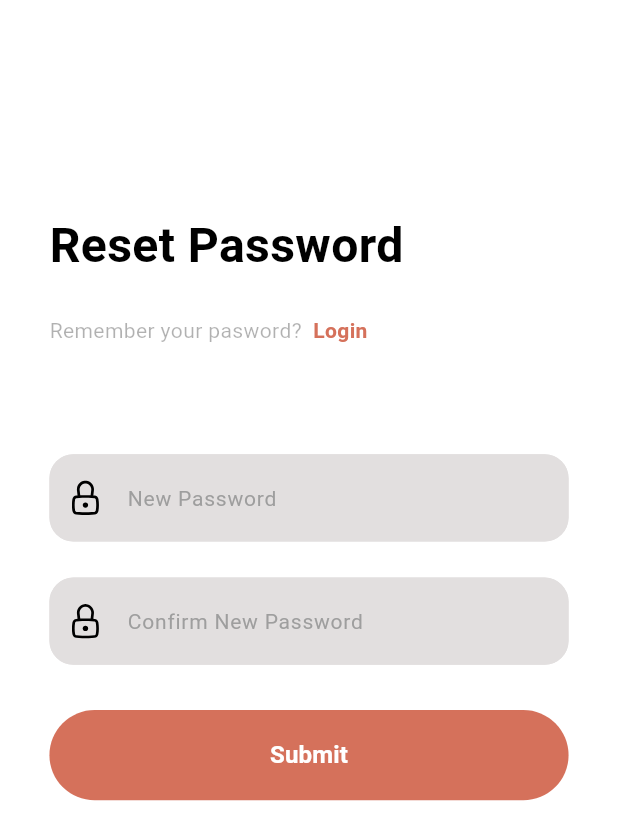
After one commit to abdelrahman3003/farmerEats, a Flutter app: the ResetPasswordView screen opened directly, on a phone screen of 412 x 824 dp. The commit adds this screen. Shown: the top 840 px of the screen. Run offline on Flutter 3.47's test engine with Material 3 defaults, Android fonts, the phone set to English and light mode, and no system bars; our stand-ins replace dio, flutter_otp_text_field, flutter_screenutil, flutter_svg, freezed_annotation, get_it and 3 more; accounts and stored records are empty; generated files the repository leaves out were written again.

Commit message:
reset password screen as ui is done

```diff
--- /dev/null
+++ b/lib/features/auth/signin/presentation/view/reset_password_view.dart
@@ -0,0 +1,78 @@
+import 'package:farmereats/core/class/navigator.dart';
+import 'package:farmereats/core/theme/widget/app_textformfield.dart';
+import 'package:farmereats/gen/assets.gen.dart';
+import 'package:flutter/material.dart';
+import 'package:flutter_screenutil/flutter_screenutil.dart';
+import 'package:flutter_svg/svg.dart';
+
+import '../../../../../core/theme/colors.dart';
+import '../../../../../core/theme/styles.dart';
+import '../../../../../core/theme/widget/app_button.dart';
+import 'signin_view.dart';
+
+class ResetPasswordView extends StatelessWidget {
+  const ResetPasswordView({super.key});
+
+  @override
+  Widget build(BuildContext context) {
+    return Scaffold(
+      body: Padding(
+        padding: EdgeInsets.symmetric(horizontal: 30.w),
+        child: Column(
+          crossAxisAlignment: CrossAxisAlignment.start,
+          children: [
+            SizedBox(height: 140.h),
+            Text(
+              "Reset Password",
+              style: Styles.font32black700w,
+            ),
+            SizedBox(height: 24.h),
+            Row(
+              children: [
+                Opacity(
+                  opacity: .3,
+                  child: Text(
+                    "Remember your pasword?  ",
+                    style: Styles.font14black400w,
+                  ),
+                ),
+                GestureDetector(
+                  onTap: () {
+                    context.push(const SigninView());
+                  },
+                  child: Text(
+                    "Login",
+                    style: Styles.font14black400w.copyWith(
+                        color: AppColors.red, fontWeight: FontWeight.w600),
+                  ),
+                ),
+              ],
+            ),
+            SizedBox(height: 72.h),
+            AppTextformfield(
+              hint: 'New Password',
+              prefixIcon: Padding(
+                padding: const EdgeInsets.all(12),
+                child: SvgPicture.asset(
+                  Assets.icons.password,
+                ),
+              ),
+            ),
+            SizedBox(height: 24.h),
+            AppTextformfield(
+              hint: 'Confirm New Password',
+              prefixIcon: Padding(
+                padding: const EdgeInsets.all(12),
+                child: SvgPicture.asset(
+                  Assets.icons.password,
+                ),
+              ),
+            ),
+            SizedBox(height: 30.h),
+            const AppButton(text: "Submit", color: AppColors.red),
+          ],
+        ),
+      ),
+    );
+  }
+}
--- a/lib/features/auth/signin/presentation/view/verify_otp_view.dart
+++ b/lib/features/auth/signin/presentation/view/verify_otp_view.dart
@@ -1,4 +1,5 @@
 import 'package:farmereats/core/class/navigator.dart';
+import 'package:farmereats/features/auth/signin/presentation/view/reset_password_view.dart';
 import 'package:flutter/material.dart';
 import 'package:flutter_otp_text_field/flutter_otp_text_field.dart';
 import 'package:flutter_screenutil/flutter_screenutil.dart';
@@ -70,9 +71,12 @@ class VerifyOtpView extends StatelessWidget {
               }, // end onSubmit
             ),
             SizedBox(height: 30.h),
-            const AppButton(
+            AppButton(
               text: "Submit",
               color: AppColors.red,
+              onPressed: () {
+                context.push(const ResetPasswordView());
+              },
             ),
             SizedBox(height: 10.h),
             Align(
```
